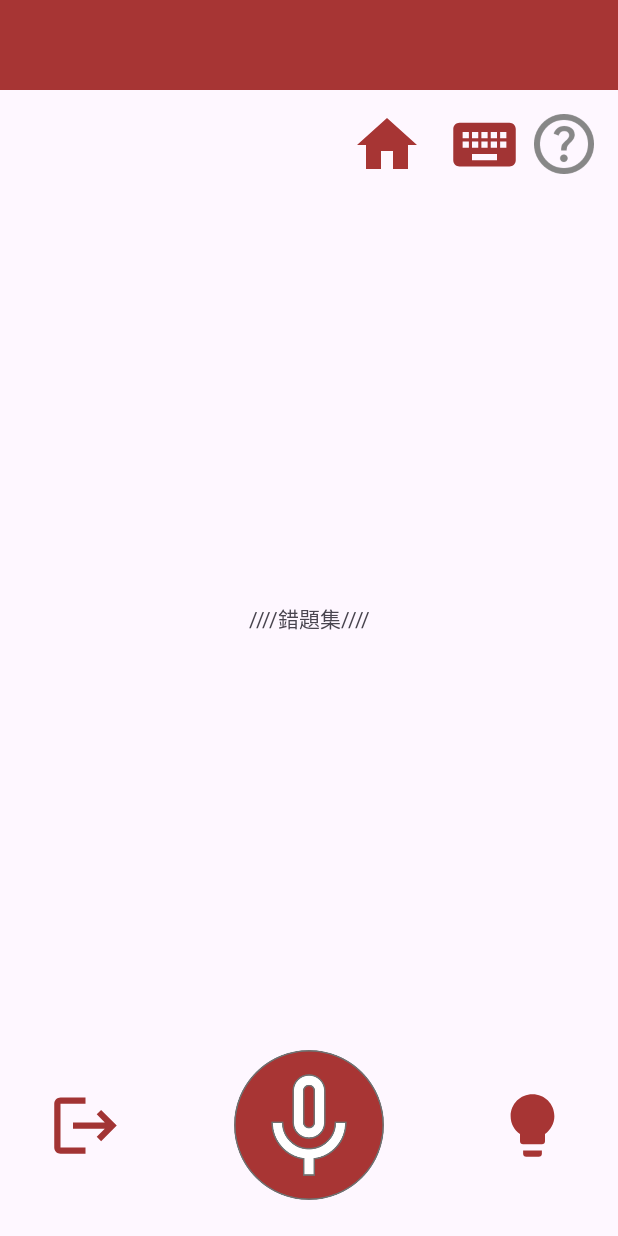
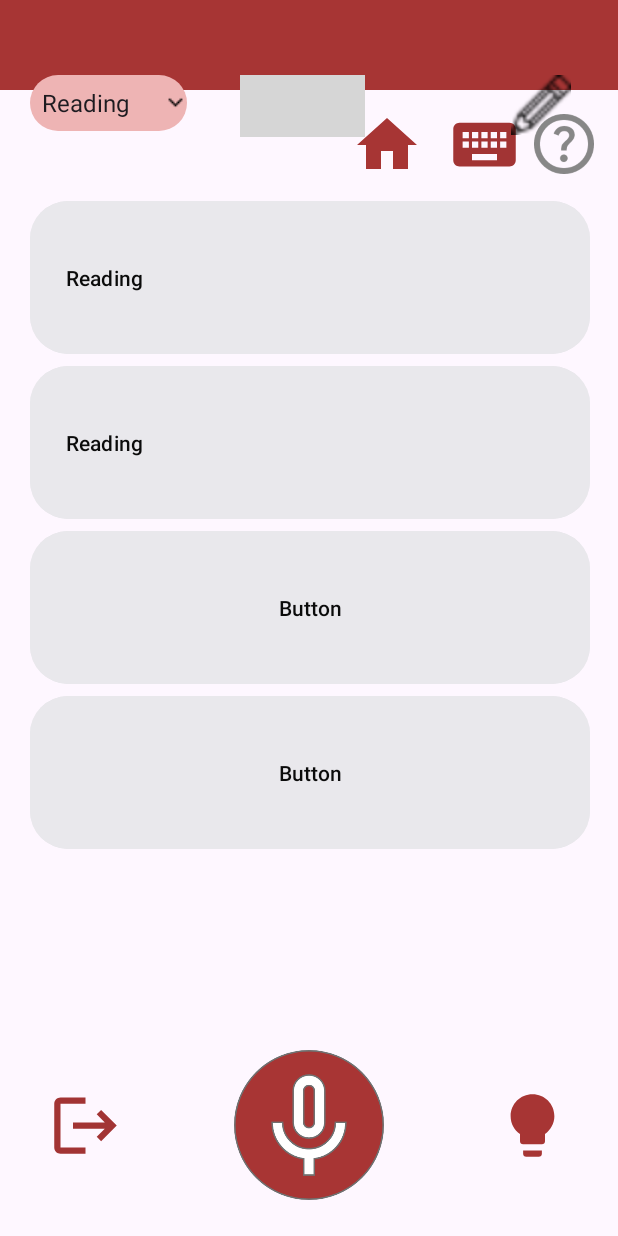
Before and after one commit to Fishtin666/GP_final, an Android app: the fragment WrongFragment placed in its activity, on a phone screen of 412 x 824 dp. Run offline under Robolectric (Android 15) with nearby library versions, the phone set to English and light mode, and no system bars; libraries missing offline, so code that uses them is left out: com.microsoft.cognitiveservices; 3 statements that could not run were skipped; grey boxes are pictures that could not be loaded.

Commit message:
Listen & riview fragment

```diff
--- a/GP_final/GProject/app/src/main/java/com/example/gproject/fragment/WrongFragment.java
+++ b/GP_final/GProject/app/src/main/java/com/example/gproject/fragment/WrongFragment.java
@@ -1,5 +1,6 @@
 package com.example.gproject.fragment;
 
+import android.content.Intent;
 import android.os.Bundle;
 
 import androidx.fragment.app.Fragment;
@@ -7,8 +8,15 @@ import androidx.fragment.app.Fragment;
 import android.view.LayoutInflater;
 import android.view.View;
 import android.view.ViewGroup;
+import android.widget.ArrayAdapter;
+import android.widget.Button;
+import android.widget.ImageButton;
+import android.widget.Spinner;
 
 import com.example.gproject.R;
+import com.example.gproject.Review.RReview;
+import com.example.gproject.Review.Review_choose;
+import com.example.gproject.Review.Review_main;
 
 /**
  * A simple {@link Fragment} subclass.
@@ -61,6 +69,27 @@ public class WrongFragment extends Fragment {
     public View onCreateView(LayoutInflater inflater, ViewGroup container,
                              Bundle savedInstanceState) {
         // Inflate the layout for this fragment
-        return inflater.inflate(R.layout.fragment_wrong, container, false);
+        View rootview = inflater.inflate(R.layout.fragment_wrong, container, false);
+        Spinner spinner1 = rootview.findViewById(R.id.spinner1);
+        ArrayAdapter adapter1 = ArrayAdapter.createFromResource(getContext(),R.array.Review_array, android.R.layout.simple_dropdown_item_1line);
+        spinner1.setAdapter(adapter1);
+
+        ImageButton pencil = rootview.findViewById(R.id.pencil1);
+        Button button = rootview.findViewById(R.id.button);
+
+        pencil.setOnClickListener(new View.OnClickListener() {
+            @Override
+            public void onClick(View v) {
+                Intent intent = new Intent(getContext(), Review_choose.class);
+                startActivity(intent);
+            }
+        });
+        button.setOnClickListener(new View.OnClickListener(){
+            public  void onClick(View v){
+                Intent intent = new Intent(getContext(), RReview.class);
+                startActivity(intent);
+            }
+        });
+    return rootview;
     }
 }
--- a/GP_final/GProject/app/src/main/res/layout/fragment_wrong.xml
+++ b/GP_final/GProject/app/src/main/res/layout/fragment_wrong.xml
@@ -1,15 +1,112 @@
 <?xml version="1.0" encoding="utf-8"?>
 <FrameLayout xmlns:android="http://schemas.android.com/apk/res/android"
+    xmlns:app="http://schemas.android.com/apk/res-auto"
     xmlns:tools="http://schemas.android.com/tools"
     android:layout_width="match_parent"
     android:layout_height="match_parent"
     tools:context=".fragment.WrongFragment">
 
     <!-- TODO: Update blank fragment layout -->
-    <TextView
+    <androidx.constraintlayout.widget.ConstraintLayout
         android:layout_width="match_parent"
-        android:layout_height="match_parent"
-        android:text="////錯題集////"
-        android:gravity="center"/>
+        android:layout_height="match_parent">
 
+        <Spinner
+            android:id="@+id/spinner1"
+            android:layout_width="wrap_content"
+            android:layout_height="37dp"
+            android:layout_marginStart="20dp"
+            android:layout_marginTop="50dp"
+            android:background="@drawable/spinner_shape"
+            app:layout_constraintStart_toStartOf="parent"
+            app:layout_constraintTop_toTopOf="parent" />
+
+        <TextView
+            android:id="@+id/textView"
+            android:layout_width="83dp"
+            android:layout_height="41dp"
+            android:layout_marginStart="35dp"
+            android:layout_marginTop="50dp"
+            android:background="@drawable/textview_shape"
+            android:gravity="center"
+            android:text="ALL"
+            android:textAlignment="center"
+            android:textStyle="bold"
+            app:layout_constraintStart_toEndOf="@+id/spinner1"
+            app:layout_constraintTop_toTopOf="parent" />
+
+        <ImageButton
+            android:id="@+id/pencil1"
+            android:layout_width="40dp"
+            android:layout_height="40dp"
+            android:layout_marginTop="50dp"
+            android:layout_marginEnd="31dp"
+            android:background="#00FF0000"
+            android:scaleType="fitCenter"
+            android:src="@drawable/pencil1"
+            app:layout_constraintEnd_toEndOf="parent"
+            app:layout_constraintTop_toTopOf="parent" />
+
+        <ScrollView
+            android:id="@+id/scrollView3"
+            android:layout_width="413dp"
+            android:layout_height="match_parent"
+            android:layout_marginTop="110dp"
+            app:layout_constraintStart_toStartOf="parent"
+            app:layout_constraintTop_toTopOf="parent">
+
+            <LinearLayout
+                android:layout_width="match_parent"
+                android:layout_height="wrap_content"
+                android:layout_margin="10dp"
+                android:orientation="vertical"
+                android:padding="10dp">
+
+                <androidx.constraintlayout.widget.ConstraintLayout
+                    android:layout_width="match_parent"
+                    android:layout_height="match_parent">
+
+                    <Button
+                        android:id="@+id/button"
+                        android:layout_width="match_parent"
+                        android:layout_height="110dp"
+                        android:backgroundTint="@color/gray"
+                        android:text="Reading"
+                        android:textAlignment="viewStart"
+                        android:textColor="#0B0B0B"
+                        app:cornerRadius="25dp"
+                        app:layout_constraintStart_toStartOf="parent"
+                        app:layout_constraintTop_toTopOf="parent" />
+                </androidx.constraintlayout.widget.ConstraintLayout>
+
+                <Button
+                    android:id="@+id/button2"
+                    android:layout_width="match_parent"
+                    android:layout_height="110dp"
+                    android:backgroundTint="@color/gray"
+                    android:text="Reading"
+                    android:textAlignment="viewStart"
+                    android:textColor="#0B0B0B"
+                    app:cornerRadius="25dp" />
+
+                <Button
+                    android:id="@+id/button3"
+                    android:layout_width="match_parent"
+                    android:layout_height="110dp"
+                    android:backgroundTint="@color/gray"
+                    android:text="Button"
+                    android:textColor="#0B0B0B"
+                    app:cornerRadius="25dp" />
+
+                <Button
+                    android:id="@+id/button4"
+                    android:layout_width="match_parent"
+                    android:layout_height="110dp"
+                    android:backgroundTint="@color/gray"
+                    android:text="Button"
+                    android:textColor="#0B0B0B"
+                    app:cornerRadius="25dp" />
+            </LinearLayout>
+        </ScrollView>
+    </androidx.constraintlayout.widget.ConstraintLayout>
 </FrameLayout>
```
Also changed, not shown: GP_final/GProject/app/src/main/java/com/example/gproject/Listening/Fragment_listen_question1.java (+99 -34 lines), GP_final/GProject/app/src/main/java/com/example/gproject/Listening/listen_ftest1.java (+73 -5 lines), GP_final/GProject/app/src/main/java/com/example/gproject/Listening/listen.java (line endings or trailing spaces).
